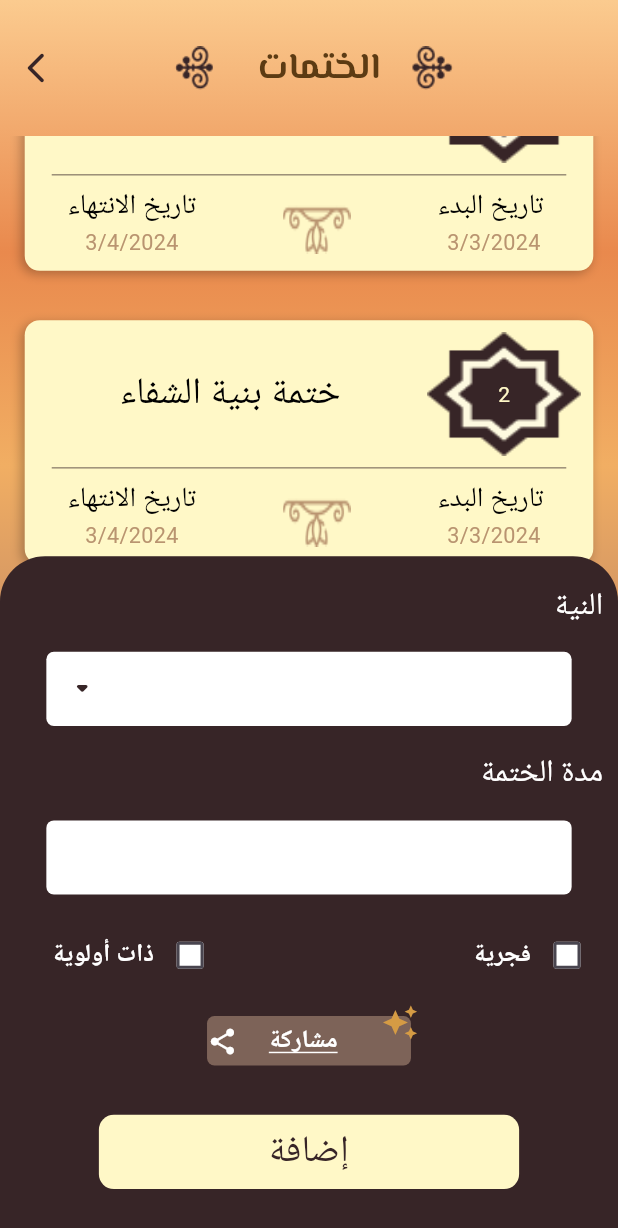
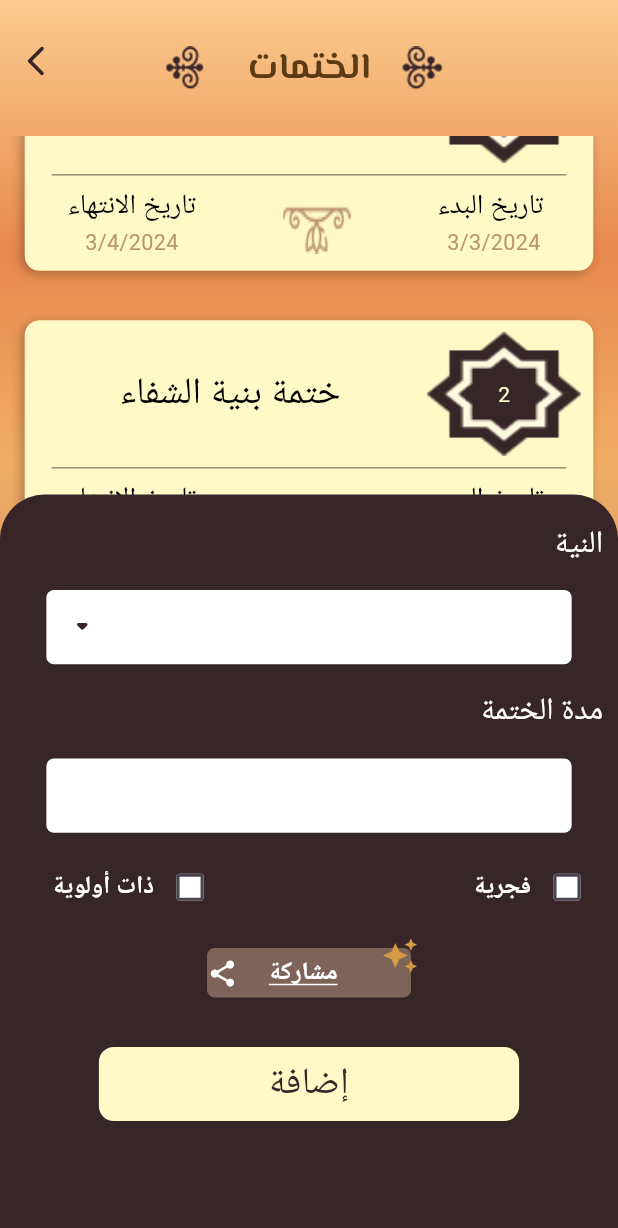
Before and after one commit to SanaAltarabishi/serag, a Flutter app: the SealPage screen opened directly, scrolled down 89 dp, after a tap on the "add" icon, on a phone screen of 412 x 824 dp. Shown: the top 1228 px of the screen. Run offline on Flutter 3.47's test engine with Material 3 defaults, Android fonts, the phone set to English and light mode, and no system bars; drawn by our look-alikes of flutter_animate; our stand-ins replace page_transition.

Commit message:
adding animation and start details seal page

```diff
--- a/lib/features/entryPages/presentation/seal_page.dart
+++ b/lib/features/entryPages/presentation/seal_page.dart
@@ -1,10 +1,10 @@
 import 'package:flutter/material.dart';
 import 'package:flutter_animate/flutter_animate.dart';
+import 'package:serag/core/resources/strings.dart';
 import 'package:serag/core/theme/app_theme.dart';
-import 'package:serag/core/utils/build_context_extensions.dart';
-import 'package:serag/features/entryPages/presentation/widgets/seal_page_widgets/card_seals.dart';
+import 'package:serag/core/utils/build_context_extensions.dart';import 'package:serag/features/entryPages/presentation/widgets/seal_page_widgets/card_seals.dart';
 import 'package:serag/features/entryPages/presentation/widgets/seal_page_widgets/custom_floating_action_button.dart';
-import 'package:serag/features/entryPages/presentation/widgets/seal_page_widgets/seal_app_bar.dart';
+import 'package:serag/features/entryPages/presentation/widgets/custom_app_bar.dart';
 import 'package:serag/features/entryPages/presentation/widgets/seal_page_widgets/seal_form_container.dart';
 
 class SealPage extends StatefulWidget {
@@ -39,7 +39,10 @@ class _SealPageState extends State<SealPage> {
                     SizedBox(
                       height: context.screenHeight * 0.02,
                     ),
-                    SealAppBar(isDarkTheme: isDarkTheme),
+                    CustomAppBar(
+                      isDarkTheme: isDarkTheme,
+                      text: AppStrings.seals,
+                    ),
                     SizedBox(
                       height: context.screenHeight * 0.02,
                     ),
@@ -62,7 +65,8 @@ class _SealPageState extends State<SealPage> {
                   ],
                 ),
               ),
-              _buildAnimatedContainer(context, isDarkTheme),
+              if (_isContainerVisible)
+                _buildAnimatedContainer(context, isDarkTheme),
             ],
           ),
         ),
@@ -93,7 +97,7 @@ class _SealPageState extends State<SealPage> {
       left: 0,
       right: 0,
       top: _isContainerVisible
-          ? context.screenHeight * 0.45
+          ? context.screenHeight * 0.4
           : context.screenHeight,
       child: SealFormContainer(
         isDarkTheme: isDarkTheme,
--- a/lib/features/entryPages/presentation/widgets/seal_page_widgets/seal_app_bar.dart
+++ b/lib/features/entryPages/presentation/widgets/custom_app_bar.dart
@@ -1,21 +1,16 @@
-
 import 'package:flutter/material.dart';
 import 'package:serag/core/resources/colors.dart';
-import 'package:serag/core/resources/strings.dart';
 import 'package:serag/core/utils/build_context_extensions.dart';
 import 'package:serag/features/entryPages/presentation/widgets/title_row.dart';
 
-class SealAppBar extends StatelessWidget {
-  const SealAppBar({
-    super.key,
-    required this.isDarkTheme,
-  });
-
+class CustomAppBar extends StatelessWidget {
   final bool isDarkTheme;
+  final String text;
+  const CustomAppBar({super.key, required this.isDarkTheme, required this.text});
 
   @override
   Widget build(BuildContext context) {
-    return Row(
+    return Stack(
       children: [
         IconButton(
           onPressed: () {
@@ -23,16 +18,15 @@ class SealAppBar extends StatelessWidget {
           },
           icon: Icon(
             Icons.arrow_back_ios_new_rounded,
-            color: isDarkTheme
-                ? AppColors.darkArrow
-                : AppColors.lightGradientEnd,
+            color:
+                isDarkTheme ? AppColors.darkArrow : AppColors.lightGradientEnd,
           ),
         ),
         SizedBox(
           width: context.screenWidth * 0.18,
         ),
         TitleRow(
-          text: AppStrings.seals,
+          text: text,
           isDarkTheme: isDarkTheme,
         )
       ],
--- a/lib/features/entryPages/presentation/widgets/seal_page_widgets/card_seals.dart
+++ b/lib/features/entryPages/presentation/widgets/seal_page_widgets/card_seals.dart
@@ -1,9 +1,11 @@
 import 'package:flutter/material.dart';
 import 'package:flutter_animate/flutter_animate.dart';
+import 'package:page_transition/page_transition.dart';
 import 'package:serag/core/resources/colors.dart';
 import 'package:serag/core/resources/images.dart';
 import 'package:serag/core/resources/strings.dart';
 import 'package:serag/core/utils/build_context_extensions.dart';
+import 'package:serag/features/entryPages/presentation/details_seal_page.dart';
 
 class CardSeals extends StatelessWidget {
   final bool isDarkTheme;
@@ -16,7 +18,21 @@ class CardSeals extends StatelessWidget {
 
   @override
   Widget build(BuildContext context) {
-    return Container(
+    final String sealTitle = 'ختمة بنية الشفاء ';
+    return InkWell(
+      onTap: () {
+        Navigator.push(
+          context,
+          PageTransition(
+            child: DetailsSealPage(
+              index: index,
+              sealTitle: sealTitle,
+            ),
+            type: PageTransitionType.fade,
+          ),
+        );
+      },
+      child: Container(
         margin: EdgeInsets.symmetric(
           vertical: context.screenHeight * 0.02,
           horizontal: context.screenWidth * 0.04,
@@ -45,7 +61,7 @@ class CardSeals extends StatelessWidget {
                     width: context.screenWidth * 0.01,
                   ),
                   Text(
-                  'ختمة بنية الشفاء ', //data cames form back !
+                    sealTitle, //data cames form back !
                     style: TextStyle(
                         fontSize: context.screenWidth * 0.06,
                         fontWeight: FontWeight.w400,
@@ -64,23 +80,24 @@ class CardSeals extends StatelessWidget {
                         ),
                         Text(
                           (index + 1).toString(),
-                        style: const TextStyle(color: AppColors.containerColor),
+                          style:
+                              const TextStyle(color: AppColors.containerColor),
                         ) //from back of the index ?
                       ],
                     ),
                   ),
                 ],
-            ).animate().fade(duration: 0.3.seconds,delay: 0.1.seconds),
+              ).animate().fade(duration: 0.3.seconds, delay: 0.1.seconds),
               Divider(
                 endIndent: 10,
                 indent: 10,
                 color: isDarkTheme
                     ? AppColors.darkDialog.withOpacity(0.5)
                     : AppColors.lightGradientEnd.withOpacity(0.5),
-            ).animate().fade(duration: 0.5.seconds,delay: 0.2.seconds),
+              ).animate().fade(duration: 0.5.seconds, delay: 0.2.seconds),
               Padding(
-              padding:
-                  EdgeInsets.symmetric(horizontal: context.screenWidth * 0.05),
+                padding: EdgeInsets.symmetric(
+                    horizontal: context.screenWidth * 0.05),
                 child: Row(
                   mainAxisAlignment: MainAxisAlignment.spaceBetween,
                   children: [
@@ -133,9 +150,10 @@ class CardSeals extends StatelessWidget {
                       ],
                     ),
                   ],
-              ).animate().fade(duration: 0.7.seconds,delay: 0.3.seconds),
+                ).animate().fade(duration: 0.7.seconds, delay: 0.3.seconds),
               )
             ],
+          ),
         ),
       ),
     );
--- a/lib/features/entryPages/presentation/widgets/seal_page_widgets/custom_floating_action_button.dart
+++ b/lib/features/entryPages/presentation/widgets/seal_page_widgets/custom_floating_action_button.dart
@@ -1,12 +1,12 @@
 import 'package:flutter/material.dart';
 import 'package:serag/core/resources/colors.dart';
-import 'package:serag/core/utils/build_context_extensions.dart';
 
 class CustomFloatingActionButton extends StatelessWidget {
   final void Function() onPressed;
   const CustomFloatingActionButton({
     super.key,
-    required this.isDarkTheme, required this.onPressed,
+    required this.isDarkTheme,
+    required this.onPressed,
   });
 
   final bool isDarkTheme;
@@ -14,24 +14,26 @@ class CustomFloatingActionButton extends StatelessWidget {
   @override
   Widget build(BuildContext context) {
     return Container(
-      decoration:
-          BoxDecoration(borderRadius: BorderRadius.circular(10), boxShadow: [
-        BoxShadow(
-          color: AppColors.containerColor.withOpacity(0.3),
-          blurRadius: 5,
-        //  offset: const Offset(-3, 4),
-        ),
-      ]),
+      decoration: BoxDecoration(
+        borderRadius: BorderRadius.circular(10),
+        boxShadow: [
+          BoxShadow(
+            color: AppColors.containerColor.withOpacity(0.3),
+            blurRadius: 5,
+            //  offset: const Offset(-3, 4),
+          ),
+        ],
+      ),
       child: FloatingActionButton(
         elevation: 2,
         backgroundColor:
             isDarkTheme ? AppColors.darkDialog : AppColors.lightGradientEnd,
         onPressed: onPressed,
-        child: Center(
+        child: const Center(
           child: Icon(
             Icons.add,
             color: AppColors.containerColor,
-            size: context.screenWidth * 0.08,
+            size: 40, //context.screenWidth * 0.08,
           ),
         ),
       ),
--- a/lib/features/entryPages/presentation/widgets/seal_page_widgets/seal_form_container.dart
+++ b/lib/features/entryPages/presentation/widgets/seal_page_widgets/seal_form_container.dart
@@ -1,4 +1,5 @@
 import 'package:flutter/material.dart';
+import 'package:flutter_animate/flutter_animate.dart';
 import 'package:serag/core/resources/colors.dart';
 import 'package:serag/core/resources/strings.dart';
 import 'package:serag/core/utils/build_context_extensions.dart';
@@ -101,7 +102,7 @@ class _SealFormContainerState extends State<SealFormContainer> {
                 color: AppColors.whiteColor,
                 fontWeight: FontWeight.w400,
                 fontSize: context.screenWidth * 0.05),
-          ),
+          ).animate().fade(duration: 0.3.seconds, delay: .1.seconds),
           SizedBox(
             height: context.screenHeight * 0.02,
           ),
@@ -112,7 +113,7 @@ class _SealFormContainerState extends State<SealFormContainer> {
                 setState(() {
                   selectedValue = newValue;
                 });
-              }),
+              }).animate().fade(duration: 0.5.seconds, delay: .2.seconds),
           SizedBox(
             height: context.screenHeight * 0.02,
           ),
@@ -124,26 +125,35 @@ class _SealFormContainerState extends State<SealFormContainer> {
               fontWeight: FontWeight.w400,
               fontSize: context.screenWidth * 0.05,
             ),
-          ),
+          ).animate().fade(duration: 0.7.seconds, delay: .3.seconds),
           SizedBox(
             height: context.screenHeight * 0.02,
           ),
           CustomDateRangePicker(
             onTap: () => _selectDateRange(context, widget.isDarkTheme),
             selectedDateRange: _selectedDateRange,
+          ).animate().fade(duration: 0.9.seconds, delay: .4.seconds),
+          SizedBox(
+            height: context.screenHeight * 0.015,
           ),
+          _buildCheckboxRow(context)
+              .animate()
+              .fade(duration: 1.1.seconds, delay: .5.seconds),
           SizedBox(
             height: context.screenHeight * 0.02,
           ),
-          _buildCheckboxRow(context),
-          SizedBox(
-            height: context.screenHeight * 0.02,
-          ),
-          ShareButton(widget: widget),
+          ShareButton(widget: widget)
+              .animate()
+              .fade(duration: 1.3.seconds, delay: .6.seconds),
           SizedBox(
             height: context.screenHeight * 0.04,
           ),
-          AddButton(widget: widget),
+          AddButton(widget: widget)
+              .animate()
+              .fade(duration: 1.5.seconds, delay: .7.seconds),
+          SizedBox(
+            height: context.screenHeight * 0.02,
+          )
         ],
       ),
     );
```
Also changed, not shown: lib/features/entryPages/presentation/details_seal_page.dart (added, +119 -0 lines). Lines whose indentation alone changed are shown as unchanged.
